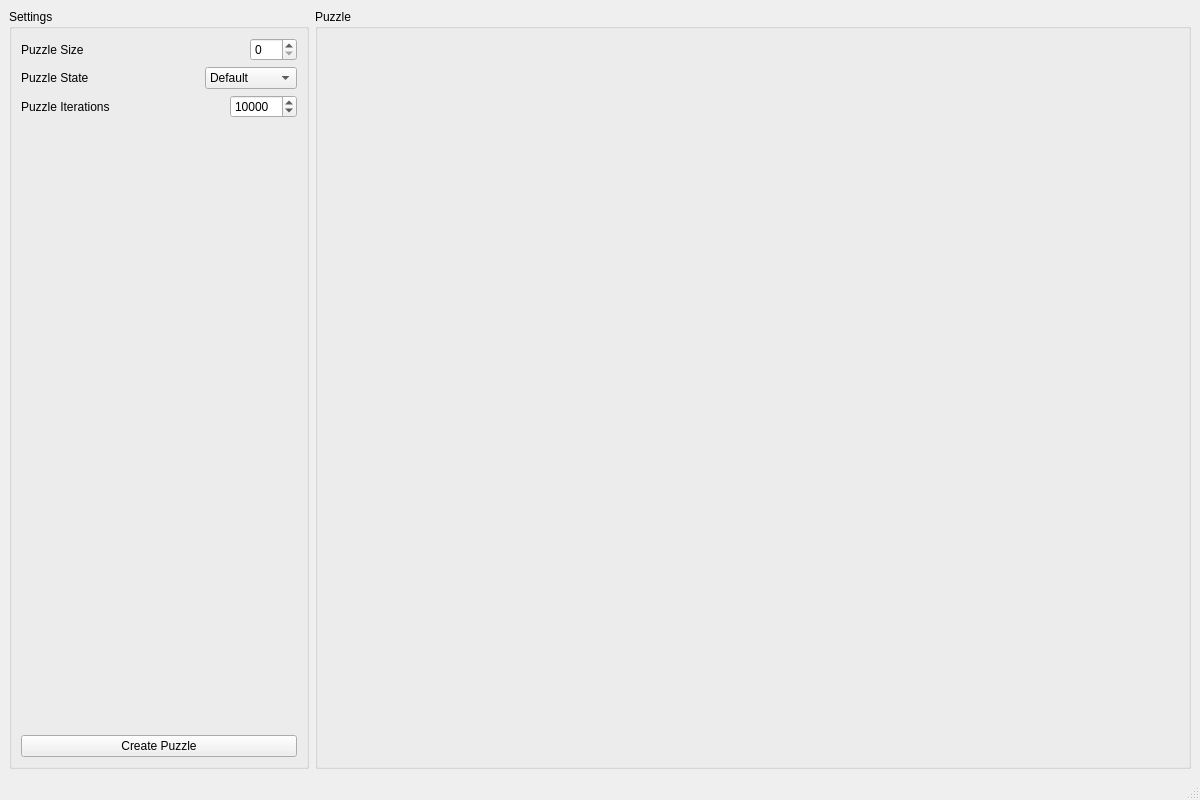
Qt form MainWindow.ui (luhumber/n_puzzle) before a commit.
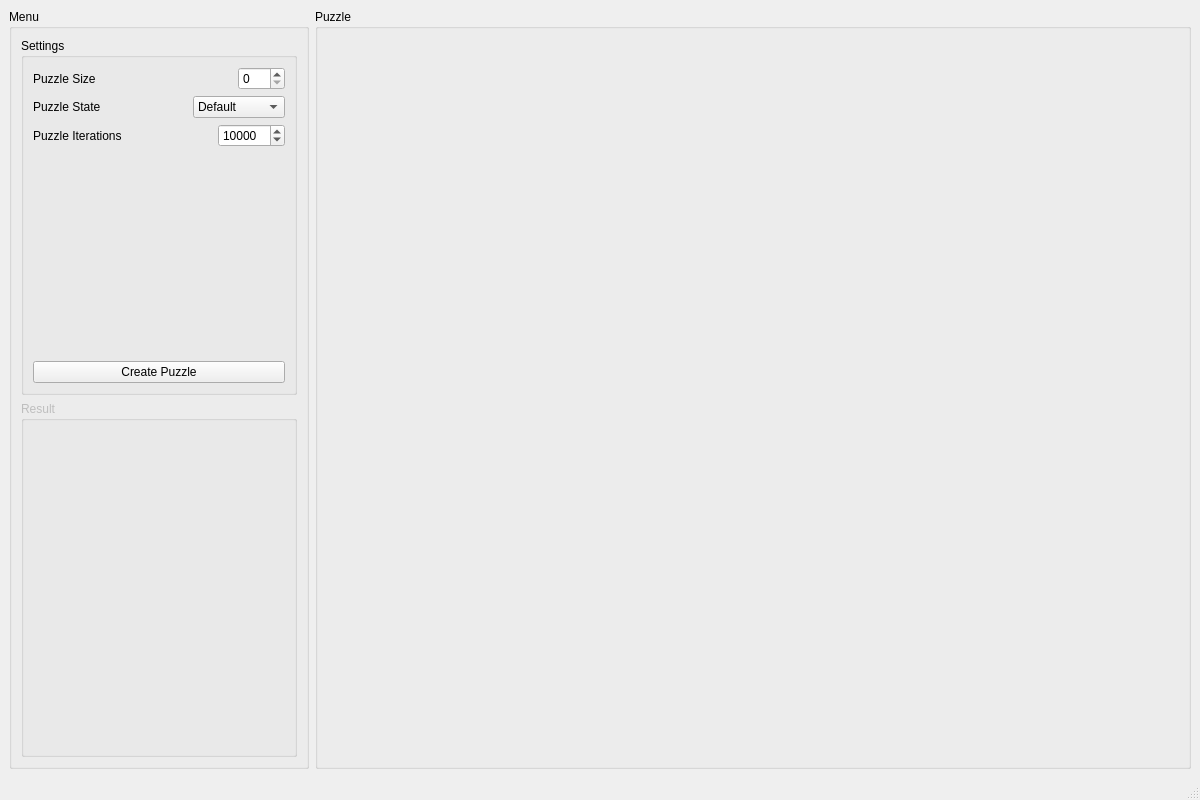
The same form after that commit.

What changed in the file:
```diff
--- a/MainWindow.ui
+++ b/MainWindow.ui
@@ -21,6 +21,18 @@
        <number>0</number>
       </property>
       <item>
+       <widget class="QGroupBox" name="menuGroupBox">
+        <property name="maximumSize">
+         <size>
+          <width>300</width>
+          <height>16777215</height>
+         </size>
+        </property>
+        <property name="title">
+         <string>Menu</string>
+        </property>
+        <layout class="QVBoxLayout" name="verticalLayout">
+         <item>
        <widget class="QGroupBox" name="settingsGroupBox">
         <property name="maximumSize">
          <size>
@@ -160,8 +172,10 @@
              </item>
             </layout>
            </item>
+             </layout>
+            </item>
            <item>
-            <spacer name="verticalSpacer">
+             <spacer name="verticalSpacer_2">
              <property name="orientation">
               <enum>Qt::Orientation::Vertical</enum>
              </property>
@@ -181,6 +195,32 @@
             </widget>
            </item>
           </layout>
+          </widget>
+         </item>
+         <item>
+          <widget class="QGroupBox" name="resultGroupBox">
+           <property name="enabled">
+            <bool>false</bool>
+           </property>
+           <property name="title">
+            <string>Result</string>
+           </property>
+           <layout class="QVBoxLayout" name="verticalLayout_6">
+            <item>
+             <spacer name="verticalSpacer">
+              <property name="orientation">
+               <enum>Qt::Orientation::Vertical</enum>
+              </property>
+              <property name="sizeHint" stdset="0">
+               <size>
+                <width>20</width>
+                <height>292</height>
+               </size>
+              </property>
+             </spacer>
+            </item>
+           </layout>
+          </widget>
          </item>
         </layout>
        </widget>
```
Lines whose indentation alone changed are shown as unchanged.
